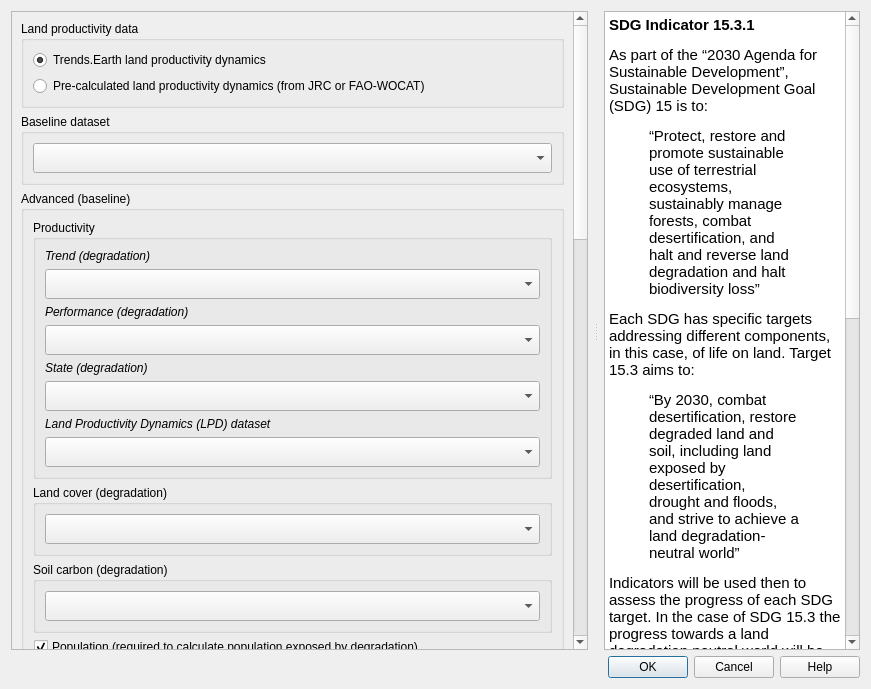
ConservationInternational/trends.earth, file LDMP/gui/DlgCalculateLDNSummaryTableAdmin.ui: the form before one commit.
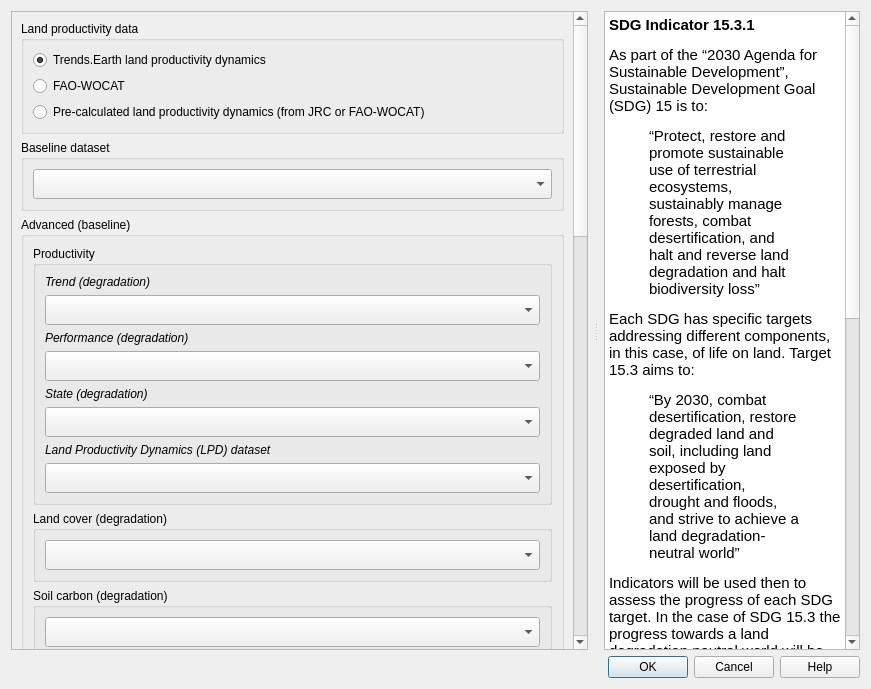
The form after the commit. Custom widgets are drawn as their Qt base class.

Commit message: Integrate FAO-WOCAT (#910)

What changed in the file:
```diff
--- a/LDMP/gui/DlgCalculateLDNSummaryTableAdmin.ui
+++ b/LDMP/gui/DlgCalculateLDNSummaryTableAdmin.ui
@@ -68,7 +68,7 @@
             <x>0</x>
             <y>0</y>
             <width>579</width>
-            <height>640</height>
+            <height>636</height>
            </rect>
           </property>
           <layout class="QVBoxLayout" name="verticalLayout_2">
@@ -88,6 +88,13 @@
                 </property>
                </widget>
               </item>
+              <item>
+               <widget class="QRadioButton" name="radio_fao_wocat">
+                <property name="text">
+                 <string>FAO-WOCAT</string>
+                </property>
+               </widget>
+              </item>
               <item>
                <widget class="QRadioButton" name="radio_lpd_precalculated">
                 <property name="text">
@@ -156,7 +163,7 @@
            <item>
             <widget class="QgsCollapsibleGroupBox" name="advanced_configuration_baseline">
              <property name="styleSheet">
-              <string notr="true">QgsCollapsibleGroupBoxBasic::title, QgsCollapsibleGroupBox::title {  subcontrol-origin: margin;  subcontrol-position: top left;  margin-left: 20px;  margin-right: 5px;  left: 0px;  top: 2px; }QgsCollapsibleGroupBoxBasic::title, QgsCollapsibleGroupBox::title {  subcontrol-origin: margin;  subcontrol-position: top left;  margin-left: 20px;  margin-right: 5px;  left: 0px;  top: 2px;}QgsCollapsibleGroupBoxBasic::title, QgsCollapsibleGroupBox::title {  subcontrol-origin: margin;  subcontrol-position: top left;  margin-left: 20px;  margin-right: 5px;  left: 0px;  top: 2px;}QgsCollapsibleGroupBoxBasic::title, QgsCollapsibleGroupBox::title {  subcontrol-origin: margin;  subcontrol-position: top left;  margin-left: 20px;  margin-right: 5px;  left: 0px;  top: 2px;}QgsCollapsibleGroupBoxBasic::title, QgsCollapsibleGroupBox::title {  subcontrol-origin: margin;  subcontrol-position: top left;  margin-left: 20px;  margin-right: 5px;  left: 0px;  top: 2px;}QgsCollapsibleGroupBoxBasic::title, QgsCollapsibleGroupBox::title {  subcontrol-origin: margin;  subcontrol-position: top left;  margin-left: 20px;  margin-right: 5px;  left: 0px;  top: 2px;}QgsCollapsibleGroupBoxBasic::title, QgsCollapsibleGroupBox::title {  subcontrol-origin: margin;  subcontrol-position: top left;  margin-left: 20px;  margin-right: 5px;  left: 0px;  top: 2px;}QgsCollapsibleGroupBoxBasic::title, QgsCollapsibleGroupBox::title {  subcontrol-origin: margin;  subcontrol-position: top left;  margin-left: 20px;  margin-right: 5px;  left: 0px;  top: 2px;}QgsCollapsibleGroupBoxBasic::title, QgsCollapsibleGroupBox::title {  subcontrol-origin: margin;  subcontrol-position: top left;  margin-left: 20px;  margin-right: 5px;  left: 0px;  top: 2px;}QgsCollapsibleGroupBoxBasic::title, QgsCollapsibleGroupBox::title {  subcontrol-origin: margin;  subcontrol-position: top left;  margin-left: 20px;  margin-right: 5px;  left: 0px;  top: 2px;}QgsCollapsibleGroupBoxBasic::title, QgsCollapsibleGroupBox::title {  subcontrol-origin: margin;  subcontrol-position: top left;  margin-left: 20px;  margin-right: 5px;  left: 0px;  top: 1px;}QgsCollapsibleGroupBoxBasic::title, QgsCollapsibleGroupBox::title {  subcontrol-origin: margin;  subcontrol-position: top left;  margin-left: 20px;  margin-right: 5px;  left: 0px;  top: 1px;}QgsCollapsibleGroupBoxBasic::title, QgsCollapsibleGroupBox::title {  subcontrol-origin: margin;  subcontrol-position: top left;  margin-left: 20px;  margin-right: 5px;  left: 0px;  top: 1px;}QgsCollapsibleGroupBoxBasic::title, QgsCollapsibleGroupBox::title {  subcontrol-origin: margin;  subcontrol-position: top left;  margin-left: 20px;  margin-right: 5px;  left: 0px;  top: 1px;}QgsCollapsibleGroupBoxBasic::title, QgsCollapsibleGroupBox::title {  subcontrol-origin: margin;  subcontrol-position: top left;  margin-left: 20px;  margin-right: 5px;  left: 0px;  top: 1px;}QgsCollapsibleGroupBoxBasic::title, QgsCollapsibleGroupBox::title {  subcontrol-origin: margin;  subcontrol-position: top left;  margin-left: 20px;  margin-right: 5px;  left: 0px;  top: 1px;}QgsCollapsibleGroupBoxBasic::title, QgsCollapsibleGroupBox::title {  subcontrol-origin: margin;  subcontrol-position: top left;  margin-left: 20px;  margin-right: 5px;  left: 0px;  top: 4px;}QgsCollapsibleGroupBoxBasic::title, QgsCollapsibleGroupBox::title {  subcontrol-origin: margin;  subcontrol-position: top left;  margin-left: 20px;  margin-right: 5px;  left: 0px;  top: 1px;}QgsCollapsibleGroupBoxBasic::title, QgsCollapsibleGroupBox::title {  subcontrol-origin: margin;  subcontrol-position: top left;  margin-left: 20px;  margin-right: 5px;  left: 0px;  top: 1px;}QgsCollapsibleGroupBoxBasic::title, QgsCollapsibleGroupBox::title {  subcontrol-origin: margin;  subcontrol-position: top left;  margin-left: 20px;  margin-right: 5px;  left: 0px;  top: 1px;}QgsCollapsibleGroupBoxBasic::title, QgsCollapsibleGroupBox::title {  subcontrol-origin: margin;  subcontrol-position: top left;  margin-left: 20px;  margin-right: 5px;  left: 0px;  top: 1px;}QgsCollapsibleGroupBoxBasic::title, QgsCollapsibleGroupBox::title {  subcontrol-origin: margin;  subcontrol-position: top left;  margin-left: 20px;  margin-right: 5px;  left: 0px;  top: 2px;}QgsCollapsibleGroupBoxBasic::title, QgsCollapsibleGroupBox::title {  subcontrol-origin: margin;  subcontrol-position: top left;  margin-left: 20px;  margin-right: 5px;  left: 0px;  top: 2px;}QgsCollapsibleGroupBoxBasic::title, QgsCollapsibleGroupBox::title {  subcontrol-origin: margin;  subcontrol-position: top left;  margin-left: 20px;  margin-right: 5px;  left: 0px;  top: 1px;}QgsCollapsibleGroupBoxBasic::title, QgsCollapsibleGroupBox::title {  subcontrol-origin: margin;  subcontrol-position: top left;  margin-left: 20px;  margin-right: 5px;  left: 0px;  top: 1px;}QgsCollapsibleGroupBoxBasic::title, QgsCollapsibleGroupBox::title {  subcontrol-origin: margin;  subcontrol-position: top left;  margin-left: 20px;  margin-right: 5px;  left: 0px;  top: 1px;}QgsCollapsibleGroupBoxBasic::title, QgsCollapsibleGroupBox::title {  subcontrol-origin: margin;  subcontrol-position: top left;  margin-left: 20px;  margin-right: 5px;  left: 0px;  top: 1px;}QgsCollapsibleGroupBoxBasic::title, QgsCollapsibleGroupBox::title {  subcontrol-origin: margin;  subcontrol-position: top left;  margin-left: 20px;  margin-right: 5px;  left: 0px;  top: 1px;}QgsCollapsibleGroupBoxBasic::title, QgsCollapsibleGroupBox::title {  subcontrol-origin: margin;  subcontrol-position: top left;  margin-left: 20px;  margin-right: 5px;  left: 0px;  top: 2px;}QgsCollapsibleGroupBoxBasic::title, QgsCollapsibleGroupBox::title {  subcontrol-origin: margin;  subcontrol-position: top left;  margin-left: 20px;  margin-right: 5px;  left: 0px;  top: 2px;}QgsCollapsibleGroupBoxBasic::title, QgsCollapsibleGroupBox::title {  subcontrol-origin: margin;  subcontrol-position: top left;  margin-left: 20px;  margin-right: 5px;  left: 0px;  top: 2px;}QgsCollapsibleGroupBoxBasic::title, QgsCollapsibleGroupBox::title {  subcontrol-origin: margin;  subcontrol-position: top left;  margin-left: 20px;  margin-right: 5px;  left: 0px;  top: 5px;}QgsCollapsibleGroupBoxBasic::title, QgsCollapsibleGroupBox::title {  subcontrol-origin: margin;  subcontrol-position: top left;  margin-left: 20px;  margin-right: 5px;  left: 0px;  top: 2px;}QgsCollapsibleGroupBoxBasic::title, QgsCollapsibleGroupBox::title {  subcontrol-origin: margin;  subcontrol-position: top left;  margin-left: 20px;  margin-right: 5px;  left: 0px;  top: 2px;}QgsCollapsibleGroupBoxBasic::title, QgsCollapsibleGroupBox::title {  subcontrol-origin: margin;  subcontrol-position: top left;  margin-left: 20px;  margin-right: 5px;  left: 0px;  top: 2px;}QgsCollapsibleGroupBoxBasic::title, QgsCollapsibleGroupBox::title {  subcontrol-origin: margin;  subcontrol-position: top left;  margin-left: 20px;  margin-right: 5px;  left: 0px;  top: 2px;}QgsCollapsibleGroupBoxBasic::title, QgsCollapsibleGroupBox::title {  subcontrol-origin: margin;  subcontrol-position: top left;  margin-left: 20px;  margin-right: 5px;  left: 0px;  top: 2px;}QgsCollapsibleGroupBoxBasic::title, QgsCollapsibleGroupBox::title {  subcontrol-origin: margin;  subcontrol-position: top left;  margin-left: 20px;  margin-right: 5px;  left: 0px;  top: 2px;}QgsCollapsibleGroupBoxBasic::title, QgsCollapsibleGroupBox::title {  subcontrol-origin: margin;  subcontrol-position: top left;  margin-left: 20px;  margin-right: 5px;  left: 0px;  top: 2px;}QgsCollapsibleGroupBoxBasic::title, QgsCollapsibleGroupBox::title {  subcontrol-origin: margin;  subcontrol-position: top left;  margin-left: 20px;  margin-right: 5px;  left: 0px;  top: 1px;}QgsCollapsibleGroupBoxBasic::title, QgsCollapsibleGroupBox::title {  subcontrol-origin: margin;  subcontrol-position: top left;  margin-left: 20px;  margin-right: 5px;  left: 0px;  top: 1px;} QgsCollapsibleGroupBoxBasic { border: none; }QgsCollapsibleGroupBoxBasic::title, QgsCollapsibleGroupBox::title {  subcontrol-origin: margin;  subcontrol-position: top left;  margin-left: 20px;  margin-right: 5px;  left: 0px;  top: 2px;}QgsCollapsibleGroupBoxBasic::title, QgsCollapsibleGroupBox::title {  subcontrol-origin: margin;  subcontrol-position: top left;  margin-left: 20px;  margin-right: 5px;  left: 0px;  top: 1px;}QgsCollapsibleGroupBoxBasic::title, QgsCollapsibleGroupBox::title {  subcontrol-origin: margin;  subcontrol-position: top left;  margin-left: 20px;  margin-right: 5px;  left: 0px;  top: 2px;}</string>
+              <string notr="true">QgsCollapsibleGroupBoxBasic::title, QgsCollapsibleGroupBox::title {  subcontrol-origin: margin;  subcontrol-position: top left;  margin-left: 20px;  margin-right: 5px;  left: 0px;  top: 2px; }QgsCollapsibleGroupBoxBasic::title, QgsCollapsibleGroupBox::title {  subcontrol-origin: margin;  subcontrol-position: top left;  margin-left: 20px;  margin-right: 5px;  left: 0px;  top: 2px;}QgsCollapsibleGroupBoxBasic::title, QgsCollapsibleGroupBox::title {  subcontrol-origin: margin;  subcontrol-position: top left;  margin-left: 20px;  margin-right: 5px;  left: 0px;  top: 2px;}QgsCollapsibleGroupBoxBasic::title, QgsCollapsibleGroupBox::title {  subcontrol-origin: margin;  subcontrol-position: top left;  margin-left: 20px;  margin-right: 5px;  left: 0px;  top: 2px;}QgsCollapsibleGroupBoxBasic::title, QgsCollapsibleGroupBox::title {  subcontrol-origin: margin;  subcontrol-position: top left;  margin-left: 20px;  margin-right: 5px;  left: 0px;  top: 2px;}QgsCollapsibleGroupBoxBasic::title, QgsCollapsibleGroupBox::title {  subcontrol-origin: margin;  subcontrol-position: top left;  margin-left: 20px;  margin-right: 5px;  left: 0px;  top: 2px;}QgsCollapsibleGroupBoxBasic::title, QgsCollapsibleGroupBox::title {  subcontrol-origin: margin;  subcontrol-position: top left;  margin-left: 20px;  margin-right: 5px;  left: 0px;  top: 2px;}QgsCollapsibleGroupBoxBasic::title, QgsCollapsibleGroupBox::title {  subcontrol-origin: margin;  subcontrol-position: top left;  margin-left: 20px;  margin-right: 5px;  left: 0px;  top: 2px;}QgsCollapsibleGroupBoxBasic::title, QgsCollapsibleGroupBox::title {  subcontrol-origin: margin;  subcontrol-position: top left;  margin-left: 20px;  margin-right: 5px;  left: 0px;  top: 2px;}QgsCollapsibleGroupBoxBasic::title, QgsCollapsibleGroupBox::title {  subcontrol-origin: margin;  subcontrol-position: top left;  margin-left: 20px;  margin-right: 5px;  left: 0px;  top: 2px;}QgsCollapsibleGroupBoxBasic::title, QgsCollapsibleGroupBox::title {  subcontrol-origin: margin;  subcontrol-position: top left;  margin-left: 20px;  margin-right: 5px;  left: 0px;  top: 1px;}QgsCollapsibleGroupBoxBasic::title, QgsCollapsibleGroupBox::title {  subcontrol-origin: margin;  subcontrol-position: top left;  margin-left: 20px;  margin-right: 5px;  left: 0px;  top: 1px;}QgsCollapsibleGroupBoxBasic::title, QgsCollapsibleGroupBox::title {  subcontrol-origin: margin;  subcontrol-position: top left;  margin-left: 20px;  margin-right: 5px;  left: 0px;  top: 1px;}QgsCollapsibleGroupBoxBasic::title, QgsCollapsibleGroupBox::title {  subcontrol-origin: margin;  subcontrol-position: top left;  margin-left: 20px;  margin-right: 5px;  left: 0px;  top: 1px;}QgsCollapsibleGroupBoxBasic::title, QgsCollapsibleGroupBox::title {  subcontrol-origin: margin;  subcontrol-position: top left;  margin-left: 20px;  margin-right: 5px;  left: 0px;  top: 1px;}QgsCollapsibleGroupBoxBasic::title, QgsCollapsibleGroupBox::title {  subcontrol-origin: margin;  subcontrol-position: top left;  margin-left: 20px;  margin-right: 5px;  left: 0px;  top: 1px;}QgsCollapsibleGroupBoxBasic::title, QgsCollapsibleGroupBox::title {  subcontrol-origin: margin;  subcontrol-position: top left;  margin-left: 20px;  margin-right: 5px;  left: 0px;  top: 4px;}QgsCollapsibleGroupBoxBasic::title, QgsCollapsibleGroupBox::title {  subcontrol-origin: margin;  subcontrol-position: top left;  margin-left: 20px;  margin-right: 5px;  left: 0px;  top: 1px;}QgsCollapsibleGroupBoxBasic::title, QgsCollapsibleGroupBox::title {  subcontrol-origin: margin;  subcontrol-position: top left;  margin-left: 20px;  margin-right: 5px;  left: 0px;  top: 1px;}QgsCollapsibleGroupBoxBasic::title, QgsCollapsibleGroupBox::title {  subcontrol-origin: margin;  subcontrol-position: top left;  margin-left: 20px;  margin-right: 5px;  left: 0px;  top: 1px;}QgsCollapsibleGroupBoxBasic::title, QgsCollapsibleGroupBox::title {  subcontrol-origin: margin;  subcontrol-position: top left;  margin-left: 20px;  margin-right: 5px;  left: 0px;  top: 1px;}QgsCollapsibleGroupBoxBasic::title, QgsCollapsibleGroupBox::title {  subcontrol-origin: margin;  subcontrol-position: top left;  margin-left: 20px;  margin-right: 5px;  left: 0px;  top: 2px;}QgsCollapsibleGroupBoxBasic::title, QgsCollapsibleGroupBox::title {  subcontrol-origin: margin;  subcontrol-position: top left;  margin-left: 20px;  margin-right: 5px;  left: 0px;  top: 2px;}QgsCollapsibleGroupBoxBasic::title, QgsCollapsibleGroupBox::title {  subcontrol-origin: margin;  subcontrol-position: top left;  margin-left: 20px;  margin-right: 5px;  left: 0px;  top: 1px;}QgsCollapsibleGroupBoxBasic::title, QgsCollapsibleGroupBox::title {  subcontrol-origin: margin;  subcontrol-position: top left;  margin-left: 20px;  margin-right: 5px;  left: 0px;  top: 1px;}QgsCollapsibleGroupBoxBasic::title, QgsCollapsibleGroupBox::title {  subcontrol-origin: margin;  subcontrol-position: top left;  margin-left: 20px;  margin-right: 5px;  left: 0px;  top: 1px;}QgsCollapsibleGroupBoxBasic::title, QgsCollapsibleGroupBox::title {  subcontrol-origin: margin;  subcontrol-position: top left;  margin-left: 20px;  margin-right: 5px;  left: 0px;  top: 1px;}QgsCollapsibleGroupBoxBasic::title, QgsCollapsibleGroupBox::title {  subcontrol-origin: margin;  subcontrol-position: top left;  margin-left: 20px;  margin-right: 5px;  left: 0px;  top: 1px;}QgsCollapsibleGroupBoxBasic::title, QgsCollapsibleGroupBox::title {  subcontrol-origin: margin;  subcontrol-position: top left;  margin-left: 20px;  margin-right: 5px;  left: 0px;  top: 2px;}QgsCollapsibleGroupBoxBasic::title, QgsCollapsibleGroupBox::title {  subcontrol-origin: margin;  subcontrol-position: top left;  margin-left: 20px;  margin-right: 5px;  left: 0px;  top: 2px;}QgsCollapsibleGroupBoxBasic::title, QgsCollapsibleGroupBox::title {  subcontrol-origin: margin;  subcontrol-position: top left;  margin-left: 20px;  margin-right: 5px;  left: 0px;  top: 2px;}QgsCollapsibleGroupBoxBasic::title, QgsCollapsibleGroupBox::title {  subcontrol-origin: margin;  subcontrol-position: top left;  margin-left: 20px;  margin-right: 5px;  left: 0px;  top: 5px;}QgsCollapsibleGroupBoxBasic::title, QgsCollapsibleGroupBox::title {  subcontrol-origin: margin;  subcontrol-position: top left;  margin-left: 20px;  margin-right: 5px;  left: 0px;  top: 2px;}QgsCollapsibleGroupBoxBasic::title, QgsCollapsibleGroupBox::title {  subcontrol-origin: margin;  subcontrol-position: top left;  margin-left: 20px;  margin-right: 5px;  left: 0px;  top: 2px;}QgsCollapsibleGroupBoxBasic::title, QgsCollapsibleGroupBox::title {  subcontrol-origin: margin;  subcontrol-position: top left;  margin-left: 20px;  margin-right: 5px;  left: 0px;  top: 2px;}QgsCollapsibleGroupBoxBasic::title, QgsCollapsibleGroupBox::title {  subcontrol-origin: margin;  subcontrol-position: top left;  margin-left: 20px;  margin-right: 5px;  left: 0px;  top: 2px;}QgsCollapsibleGroupBoxBasic::title, QgsCollapsibleGroupBox::title {  subcontrol-origin: margin;  subcontrol-position: top left;  margin-left: 20px;  margin-right: 5px;  left: 0px;  top: 2px;}QgsCollapsibleGroupBoxBasic::title, QgsCollapsibleGroupBox::title {  subcontrol-origin: margin;  subcontrol-position: top left;  margin-left: 20px;  margin-right: 5px;  left: 0px;  top: 2px;}QgsCollapsibleGroupBoxBasic::title, QgsCollapsibleGroupBox::title {  subcontrol-origin: margin;  subcontrol-position: top left;  margin-left: 20px;  margin-right: 5px;  left: 0px;  top: 2px;}QgsCollapsibleGroupBoxBasic::title, QgsCollapsibleGroupBox::title {  subcontrol-origin: margin;  subcontrol-position: top left;  margin-left: 20px;  margin-right: 5px;  left: 0px;  top: 1px;}QgsCollapsibleGroupBoxBasic::title, QgsCollapsibleGroupBox::title {  subcontrol-origin: margin;  subcontrol-position: top left;  margin-left: 20px;  margin-right: 5px;  left: 0px;  top: 1px;} QgsCollapsibleGroupBoxBasic { border: none; }QgsCollapsibleGroupBoxBasic::title, QgsCollapsibleGroupBox::title {  subcontrol-origin: margin;  subcontrol-position: top left;  margin-left: 20px;  margin-right: 5px;  left: 0px;  top: 2px;}QgsCollapsibleGroupBoxBasic::title, QgsCollapsibleGroupBox::title {  subcontrol-origin: margin;  subcontrol-position: top left;  margin-left: 20px;  margin-right: 5px;  left: 0px;  top: 1px;}QgsCollapsibleGroupBoxBasic::title, QgsCollapsibleGroupBox::title {  subcontrol-origin: margin;  subcontrol-position: top left;  margin-left: 20px;  margin-right: 5px;  left: 0px;  top: 2px;}QgsCollapsibleGroupBoxBasic::title, QgsCollapsibleGroupBox::title {  subcontrol-origin: margin;  subcontrol-position: top left;  margin-left: 20px;  margin-right: 5px;  left: 0px;  top: 1px;}</string>
              </property>
              <property name="title">
               <string>Advanced (baseline)</string>
@@ -1326,16 +1333,16 @@
    <extends>QComboBox</extends>
    <header>LDMP/data_io</header>
   </customwidget>
-  <customwidget>
-   <class>WidgetDataIOSelectTELayerExisting</class>
-   <extends>QComboBox</extends>
-   <header>LDMP/data_io</header>
-  </customwidget>
   <customwidget>
    <class>WidgetDataIOSelectTEDatasetExisting</class>
    <extends>QComboBox</extends>
    <header>LDMP/data_io</header>
   </customwidget>
+  <customwidget>
+   <class>WidgetDataIOSelectTELayerExisting</class>
+   <extends>QComboBox</extends>
+   <header>LDMP/data_io</header>
+  </customwidget>
  </customwidgets>
  <resources/>
  <connections>
```
Left out of the diff: 36 changed lines with no effect on the pictures. The commit also changes 16 other files.
